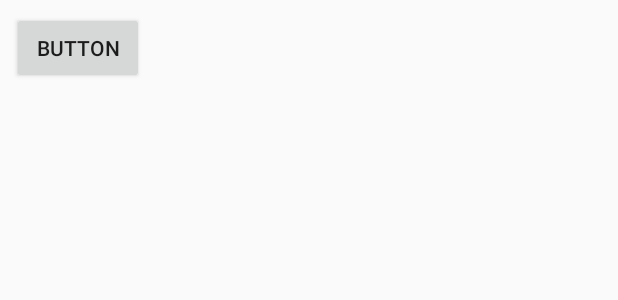
After one commit to kathrynng/nwHacksFintech, an Android app: the layout activity_menu.xml on its own in the app's theme, with its tools: preview values and no code run, on a phone screen of 412 x 824 dp. The commit adds this screen. Shown: the top 300 px of the screen. Run offline under Robolectric (Android 15) with nearby library versions, the phone set to English and light mode, and no system bars.

Commit message:
in progress with template, menu incomplete

```diff
--- a/app/src/main/res/anim/slide.xml
+++ b/app/src/main/res/anim/slide.xml
@@ -4,9 +4,6 @@
 
     <scale
         android:duration="500"
-        android:fromXScale="1.0"
-        android:fromYScale="1.0"
         android:interpolator="@android:anim/linear_interpolator"
-        android:toXScale="0.0"
-        android:toYScale="1.0" />
+        />
 </set>
--- a/app/src/main/res/layout/activity_main.xml
+++ b/app/src/main/res/layout/activity_main.xml
@@ -34,5 +34,6 @@
         android:text="ENTER"
         app:layout_constraintEnd_toEndOf="parent"
         app:layout_constraintStart_toStartOf="parent"
-        app:layout_constraintTop_toBottomOf="@+id/imageViewLogo" />
+        app:layout_constraintTop_toBottomOf="@+id/imageViewLogo"
+        android:onClick="menuActivity"/>
 </android.support.constraint.ConstraintLayout>
--- /dev/null
+++ b/app/src/main/res/layout/activity_menu.xml
@@ -0,0 +1,19 @@
+<?xml version="1.0" encoding="utf-8"?>
+<android.support.constraint.ConstraintLayout
+    xmlns:android="http://schemas.android.com/apk/res/android"
+    xmlns:app="http://schemas.android.com/apk/res-auto"
+    xmlns:tools="http://schemas.android.com/tools"
+    android:layout_width="match_parent"
+    android:layout_height="match_parent">
+
+    <Button
+        android:id="@+id/button"
+        android:layout_width="wrap_content"
+        android:layout_height="wrap_content"
+        android:layout_marginStart="8dp"
+        android:layout_marginTop="8dp"
+        android:text="Button"
+        app:layout_constraintStart_toStartOf="parent"
+        app:layout_constraintTop_toTopOf="parent" />
+
+</android.support.constraint.ConstraintLayout>
--- a/app/src/main/res/values/colors.xml
+++ b/app/src/main/res/values/colors.xml
@@ -1,6 +1,6 @@
 <?xml version="1.0" encoding="utf-8"?>
 <resources>
     <color name="colorPrimary">#008577</color>
-    <color name="colorPrimaryDark">#00574B</color>
+    <color name="colorPrimaryDark">#000</color>
     <color name="colorAccent">#D81B60</color>
 </resources>
--- a/app/src/main/res/values/styles.xml
+++ b/app/src/main/res/values/styles.xml
@@ -1,7 +1,7 @@
 <resources>
 
     <!-- Base application theme. -->
-    <style name="AppTheme" parent="Theme.AppCompat.Light.DarkActionBar">
+    <style name="AppTheme" parent="Theme.AppCompat.Light.NoActionBar">
         <!-- Customize your theme here. -->
         <item name="colorPrimary">@color/colorPrimary</item>
         <item name="colorPrimaryDark">@color/colorPrimaryDark</item>
```
Also changed, not shown: app/src/main/java/nwHacks/finTech/MainActivity.java (+16 -3 lines), app/src/main/java/nwHacks/finTech/MenuActivity.java (added, +13 -0 lines), app/src/main/res/drawable/logo.png.
